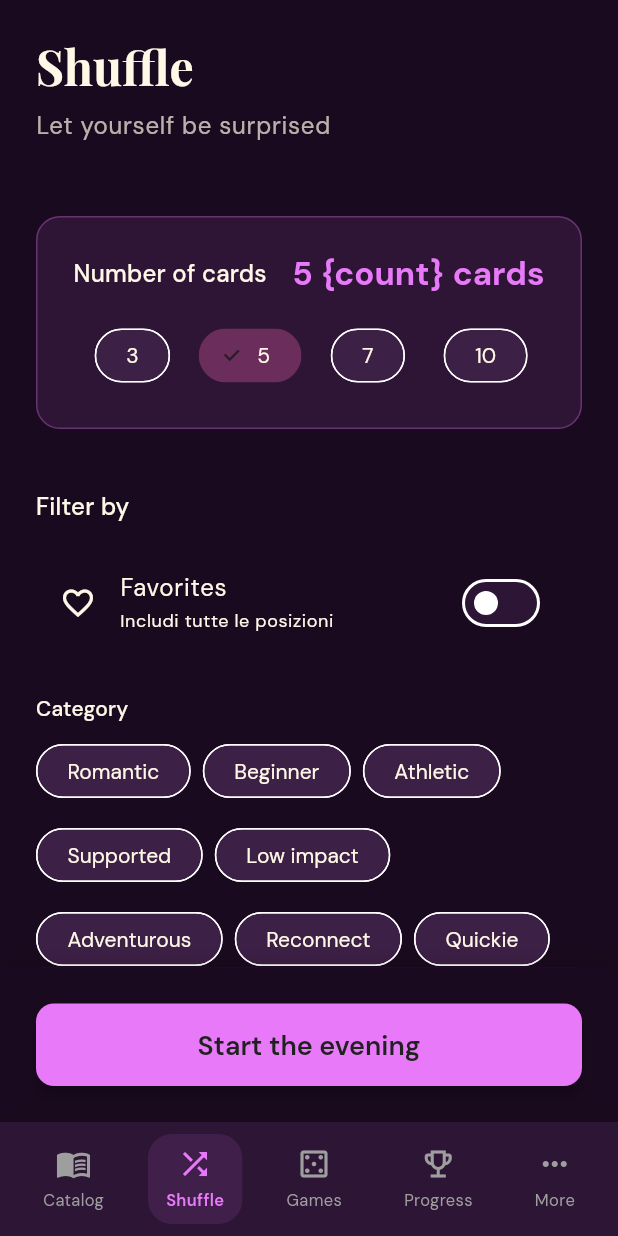
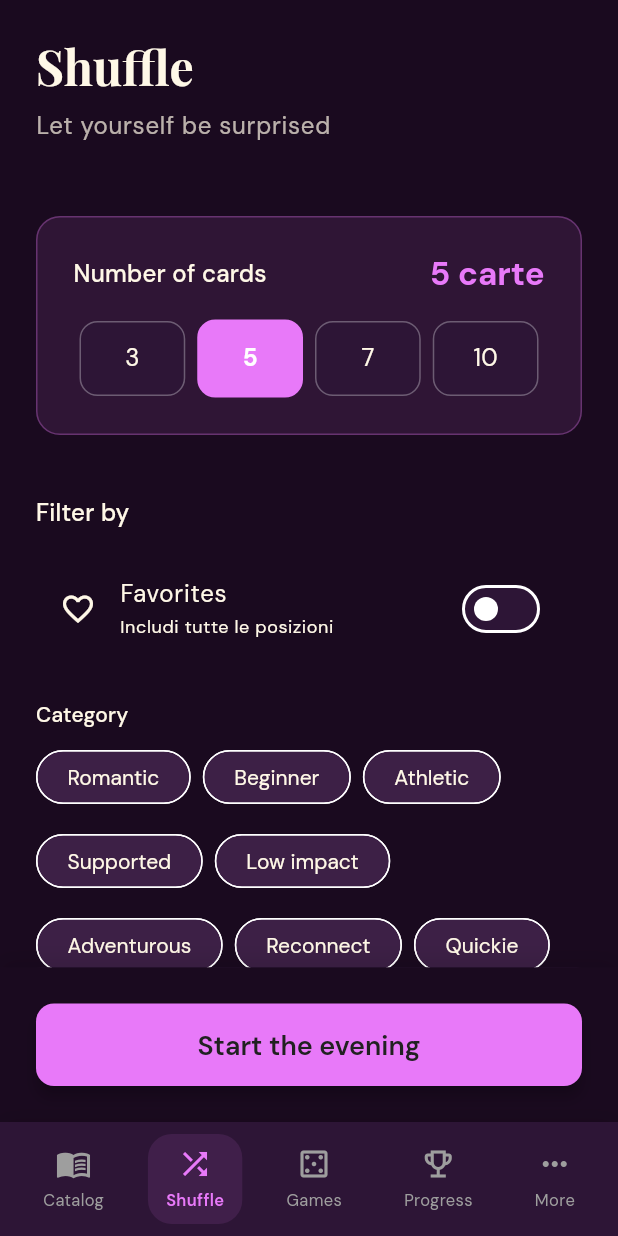
Before and after one commit to godcorpspa/kamasutra_app, a Flutter app: the ShuffleScreen screen opened by its route, on a phone screen of 412 x 824 dp. Run offline on Flutter 3.47's test engine with Material 3 defaults, Android fonts, the phone set to English and light mode, and no system bars; our stand-ins replace cloud_firestore, confetti, easy_localization, equatable, firebase_auth, firebase_core and 6 more; accounts and stored records are empty; network calls fail; project files that could hold a hidden picture were left out.

Commit message:
5 commit

```diff
--- a/assets/lang/en.json
+++ b/assets/lang/en.json
@@ -138,7 +138,7 @@
     "title": "Shuffle",
     "subtitle": "Let yourself be surprised",
     "card_count": "Number of cards",
-    "cards": "{count} cards",
+    "cards": "cards",
     "start_session": "Start the evening",
     "filters_active": "Filters active",
     "no_filters": "No filters",
@@ -151,7 +151,7 @@
   "games": {
     "title": "Games",
     "subtitle": "Choose your adventure",
-    "players": "{count} players",
+    "players": "players",
     "duration": "{minutes} min",
     "start_game": "Start",
     "end_game": "End game",
--- a/assets/lang/it.json
+++ b/assets/lang/it.json
@@ -100,7 +100,7 @@
     "no_favorites": "Ancora nessun preferito. Esplorate e salvate le vostre scoperte!",
     "added_to_favorites": "Aggiunto alla tua collezione segreta ✨",
     "removed_from_favorites": "Rimosso dai preferiti",
-    "position_count": "{count} posizioni",
+    "position_count": " posizioni",
     "filter_by": "Filtra per",
     "difficulty": "Difficoltà",
     "energy": "Energia",
@@ -138,7 +138,7 @@
     "title": "Shuffle",
     "subtitle": "Lasciati sorprendere",
     "card_count": "Numero di carte",
-    "cards": "{count} carte",
+    "cards": "carte",
     "start_session": "Inizia la serata",
     "filters_active": "Filtri attivi",
     "no_filters": "Nessun filtro",
@@ -151,7 +151,7 @@
   "games": {
     "title": "Giochi",
     "subtitle": "Scegliete la vostra avventura",
-    "players": "{count} giocatori",
+    "players": "giocatori",
     "duration": "{minutes} min",
     "start_game": "Inizia",
     "end_game": "Termina gioco",
--- a/lib/features/shuffle/presentation/shuffle_screen.dart
+++ b/lib/features/shuffle/presentation/shuffle_screen.dart
@@ -7,7 +7,6 @@ import 'package:flutter_riverpod/flutter_riverpod.dart';
 import '../../../app/theme.dart';
 import '../../../app/router.dart';
 import '../../../data/models/position.dart';
-import '../../../data/providers/providers.dart';
 
 /// Shuffle mode configuration screen
 class ShuffleScreen extends ConsumerStatefulWidget {
@@ -206,7 +205,7 @@ class _ShuffleScreenState extends ConsumerState<ShuffleScreen> {
                   style: Theme.of(context).textTheme.titleMedium,
                 ),
                 Text(
-                  '$_cardCount ${'shuffle.cards'.tr()}',
+                  '$_cardCount carte',
                   style: Theme.of(context).textTheme.titleLarge?.copyWith(
                     color: Theme.of(context).colorScheme.primary,
                     fontWeight: FontWeight.bold,
@@ -221,13 +220,37 @@ class _ShuffleScreenState extends ConsumerState<ShuffleScreen> {
                 return Expanded(
                   child: Padding(
                     padding: const EdgeInsets.symmetric(horizontal: 4),
-                    child: ChoiceChip(
-                      label: Text('$count'),
-                      selected: isSelected,
-                      onSelected: (_) {
+                    child: GestureDetector(
+                      onTap: () {
                         HapticFeedback.selectionClick();
                         setState(() => _cardCount = count);
                       },
+                      child: Container(
+                        padding: const EdgeInsets.symmetric(vertical: 12),
+                        decoration: BoxDecoration(
+                          color: isSelected
+                              ? Theme.of(context).colorScheme.primary
+                              : Theme.of(context).colorScheme.surface,
+                          borderRadius: BorderRadius.circular(AppRadius.md),
+                          border: Border.all(
+                            color: isSelected
+                                ? Theme.of(context).colorScheme.primary
+                                : Theme.of(context).colorScheme.outline.withOpacity(0.3),
+                            width: isSelected ? 2 : 1,
+                          ),
+                        ),
+                        child: Center(
+                          child: Text(
+                            '$count',
+                            style: Theme.of(context).textTheme.titleMedium?.copyWith(
+                              color: isSelected
+                                  ? Colors.white
+                                  : Theme.of(context).colorScheme.onSurface,
+                              fontWeight: isSelected ? FontWeight.bold : FontWeight.normal,
+                            ),
+                          ),
+                        ),
+                      ),
                     ),
                   ),
                 );
```
